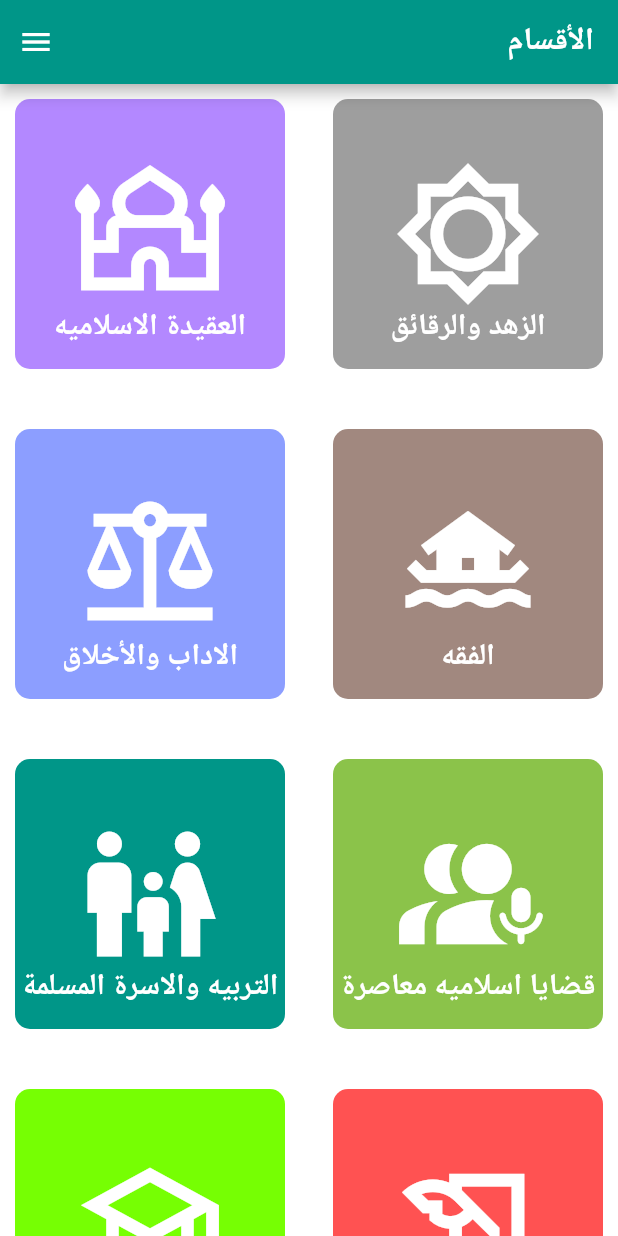
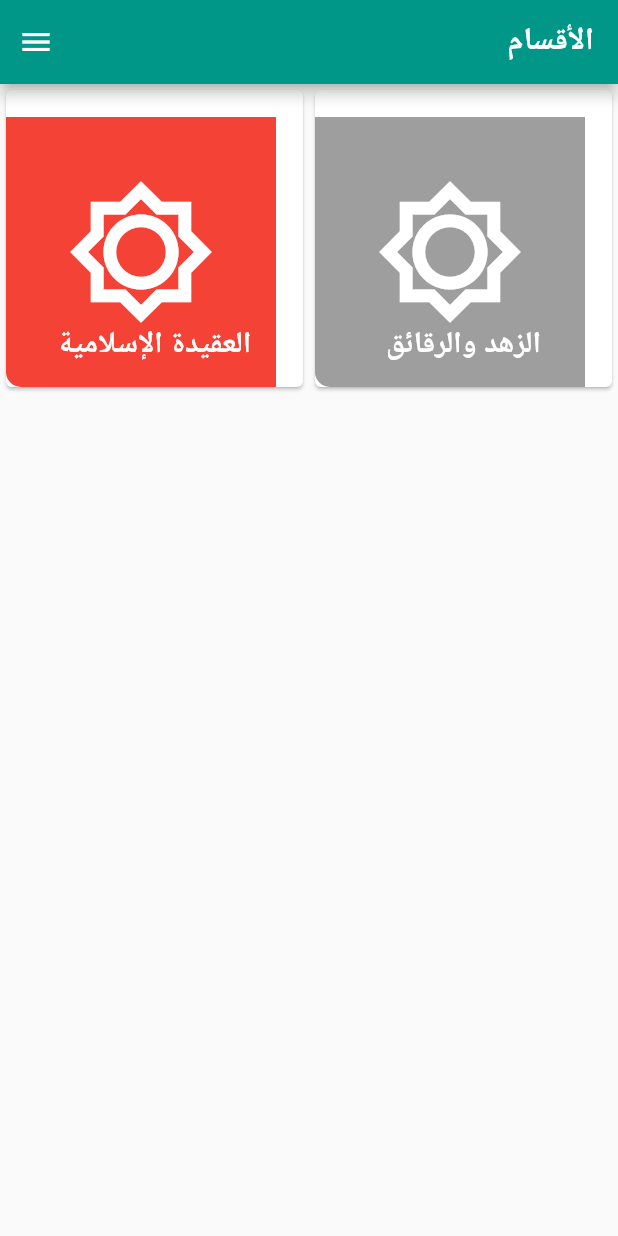
Before and after one commit to NagyElseady/Zad, a Flutter app: the screen it shows after launch, on a phone screen of 412 x 824 dp. Run offline on Flutter 3.47's test engine with Material 2 defaults, Android fonts, the phone set to English and light mode, and no system bars; our stand-ins replace flutter_bloc.

Commit message:
Use GridView in sections screen

```diff
--- a/lib/main.dart
+++ b/lib/main.dart
@@ -13,16 +13,16 @@ class MyApp extends StatelessWidget {
 
   @override
   Widget build(BuildContext context) {
-    return const MaterialApp(
+    return  MaterialApp(
       debugShowCheckedModeBanner: false,
       home: SectionsScreen(),
       title: 'Localizations Sample App',
-      localizationsDelegates: [
+      localizationsDelegates: const [
         GlobalMaterialLocalizations.delegate,
         GlobalWidgetsLocalizations.delegate,
         GlobalCupertinoLocalizations.delegate,
       ],
-      supportedLocales: [
+      supportedLocales: const [
         Locale('ar'),
       ],
     );
--- a/lib/screens/sections_screen/sections_screen.dart
+++ b/lib/screens/sections_screen/sections_screen.dart
@@ -1,8 +1,7 @@
 import 'package:flutter/material.dart';
 import 'package:flutter_bloc/flutter_bloc.dart';
-import '../sections_screen/section_cubit.dart';
-import '../sections_screen/zad_states.dart';
 
+import '../../shared/data/models/Section.dart';
 import '../asceticism_flakes_screen/aseceticism_flakes.dart';
 import '../components.dart';
 import '../contemporary _islamic_ issues/contemporary _islamic_ issues.dart';
@@ -13,12 +12,118 @@ import '../jurisprudence_screen/juispudence_screen.dart';
 import '../literature _ethics_screen/literature_ethics_screen.dart';
 import '../periodic _events_screen/periodic_event_screen.dart';
 import '../seasons _ goodness_screen/seasons_goodness_screen.dart';
+import '../sections_screen/section_cubit.dart';
+import '../sections_screen/zad_states.dart';
 import '../various_subjects_screen/various_subject_screen.dart';
 
 class SectionsScreen extends StatelessWidget {
-  const SectionsScreen({Key? key}) : super(key: key);
+  SectionsScreen({Key? key}) : super(key: key);
+
+  List<Section> sections = [
+    Section("الزهد والرقائق", Icons.brightness_low_outlined, Colors.grey),
+    Section("العقيدة الإسلامية", Icons.brightness_low_outlined, Colors.red)
+  ];
+
   @override
   Widget build(BuildContext context) {
+    return BlocProvider(
+        create: (BuildContext context) => ZadCubit(),
+        child: BlocConsumer<ZadCubit, ZadStates>(
+            listener: (context, state) {},
+            builder: (context, state) {
+              return Scaffold(
+                  appBar: AppBar(
+                    backgroundColor: Colors.teal,
+                    actions: [
+                      IconButton(
+                        onPressed: () {},
+                        icon: const Icon(
+                          Icons.menu,
+                        ),
+                      ),
+                    ],
+                    title: const Text('الأقسام'),
+                  ),
+                  body: screenView(context));
+            }));
+  }
+
+  Widget screenView(BuildContext context) {
+    return sectionsView(context);
+  }
+
+  Widget sectionsView(BuildContext context) {
+    return MediaQuery.removePadding(
+      context: context,
+      removeTop: true,
+      child: GridView.builder(
+          gridDelegate: const SliverGridDelegateWithFixedCrossAxisCount(
+            crossAxisCount: 2,
+          ),
+          itemCount: sections.length,
+          itemBuilder: (BuildContext context, int index) {
+            return Card(
+              child: cellView(context, sections[index]),
+            );
+          }),
+    );
+  }
+
+  // TODO: Reuse this widget in all cells
+  Widget cellView(BuildContext context, Section section) {
+    return Container(
+      decoration: BoxDecoration(
+          borderRadius: BorderRadius.circular(
+        10.0,
+      )),
+      clipBehavior: Clip.antiAliasWithSaveLayer,
+      width: 180.0,
+      child: Stack(
+        alignment: AlignmentDirectional.bottomEnd,
+        children: [
+          Container(
+            padding: const EdgeInsets.all(5),
+            color: section.color,
+            width: 180.0,
+            height: 180.0,
+            child: IconButton(
+              icon: Icon(
+                section.icon,
+                color: Colors.white,
+                size: 100.0,
+              ),
+              onPressed: () {
+                navigateTo(
+                  context,
+                  AsceticismFlakesScreen(),
+                );
+              },
+            ),
+          ),
+          Container(
+            padding: const EdgeInsets.symmetric(
+              vertical: 15.0,
+            ),
+            width: double.infinity,
+            color: Colors.black.withOpacity(.0),
+            child: Text(
+              section.title,
+              textAlign: TextAlign.center,
+              style: const TextStyle(
+                color: Colors.white,
+                fontSize: 20.0,
+                fontWeight: FontWeight.bold,
+              ),
+            ),
+          )
+        ],
+      ),
+    );
+  }
+}
+
+// TODO: Remove after reusing cells
+Widget oldView(BuildContext context) {
   return BlocProvider(
       create: (BuildContext context) => ZadCubit(),
       child: BlocConsumer<ZadCubit, ZadStates>(
@@ -59,8 +164,7 @@ class SectionsScreen extends StatelessWidget {
                                     clipBehavior: Clip.antiAliasWithSaveLayer,
                                     width: 180.0,
                                     child: Stack(
-                                        alignment:
-                                            AlignmentDirectional.bottomEnd,
+                                      alignment: AlignmentDirectional.bottomEnd,
                                       children: [
                                         Container(
                                           padding: const EdgeInsets.all(5),
@@ -109,13 +213,12 @@ class SectionsScreen extends StatelessWidget {
                                     clipBehavior: Clip.antiAliasWithSaveLayer,
                                     width: 180.0,
                                     child: Stack(
-                                        alignment:
-                                            AlignmentDirectional.bottomEnd,
+                                      alignment: AlignmentDirectional.bottomEnd,
                                       children: [
                                         Container(
                                           padding: const EdgeInsets.all(5),
-                                            color: Colors
-                                                .deepPurpleAccent.shade100,
+                                          color:
+                                              Colors.deepPurpleAccent.shade100,
                                           width: 180.0,
                                           height: 180.0,
                                           child: IconButton(
@@ -171,8 +274,7 @@ class SectionsScreen extends StatelessWidget {
                                     clipBehavior: Clip.antiAliasWithSaveLayer,
                                     width: 180.0,
                                     child: Stack(
-                                        alignment:
-                                            AlignmentDirectional.bottomEnd,
+                                      alignment: AlignmentDirectional.bottomEnd,
                                       children: [
                                         Container(
                                           padding: const EdgeInsets.all(5),
@@ -219,8 +321,7 @@ class SectionsScreen extends StatelessWidget {
                                     clipBehavior: Clip.antiAliasWithSaveLayer,
                                     width: 180.0,
                                     child: Stack(
-                                        alignment:
-                                            AlignmentDirectional.bottomEnd,
+                                      alignment: AlignmentDirectional.bottomEnd,
                                       children: [
                                         Container(
                                           padding: const EdgeInsets.all(5),
@@ -278,8 +379,7 @@ class SectionsScreen extends StatelessWidget {
                                     clipBehavior: Clip.antiAliasWithSaveLayer,
                                     width: 180.0,
                                     child: Stack(
-                                        alignment:
-                                            AlignmentDirectional.bottomEnd,
+                                      alignment: AlignmentDirectional.bottomEnd,
                                       children: [
                                         Container(
                                           padding: const EdgeInsets.all(5),
@@ -328,8 +428,7 @@ class SectionsScreen extends StatelessWidget {
                                     clipBehavior: Clip.antiAliasWithSaveLayer,
                                     width: 180.0,
                                     child: Stack(
-                                        alignment:
-                                            AlignmentDirectional.bottomEnd,
+                                      alignment: AlignmentDirectional.bottomEnd,
                                       children: [
                                         Container(
                                           padding: const EdgeInsets.all(5),
@@ -390,8 +489,7 @@ class SectionsScreen extends StatelessWidget {
                                     clipBehavior: Clip.antiAliasWithSaveLayer,
                                     width: 180.0,
                                     child: Stack(
-                                        alignment:
-                                            AlignmentDirectional.bottomEnd,
+                                      alignment: AlignmentDirectional.bottomEnd,
                                       children: [
                                         Container(
                                           padding: const EdgeInsets.all(5),
@@ -438,13 +536,12 @@ class SectionsScreen extends StatelessWidget {
                                     clipBehavior: Clip.antiAliasWithSaveLayer,
                                     width: 180.0,
                                     child: Stack(
-                                        alignment:
-                                            AlignmentDirectional.bottomEnd,
+                                      alignment: AlignmentDirectional.bottomEnd,
                                       children: [
                                         Container(
                                           padding: const EdgeInsets.all(5),
-                                            color: Colors
-                                                .lightGreenAccent.shade400,
+                                          color:
+                                              Colors.lightGreenAccent.shade400,
                                           width: 180.0,
                                           height: 180.0,
                                           child: IconButton(
@@ -498,8 +595,7 @@ class SectionsScreen extends StatelessWidget {
                                     clipBehavior: Clip.antiAliasWithSaveLayer,
                                     width: 180.0,
                                     child: Stack(
-                                        alignment:
-                                            AlignmentDirectional.bottomEnd,
+                                      alignment: AlignmentDirectional.bottomEnd,
                                       children: [
                                         Container(
                                           padding: const EdgeInsets.all(5),
@@ -508,8 +604,7 @@ class SectionsScreen extends StatelessWidget {
                                           height: 180.0,
                                           child: IconButton(
                                             icon: const Icon(
-                                                Icons
-                                                    .real_estate_agent_outlined,
+                                              Icons.real_estate_agent_outlined,
                                               color: Colors.white,
                                               size: 100.0,
                                             ),
@@ -547,8 +642,7 @@ class SectionsScreen extends StatelessWidget {
                                     clipBehavior: Clip.antiAliasWithSaveLayer,
                                     width: 180.0,
                                     child: Stack(
-                                        alignment:
-                                            AlignmentDirectional.bottomEnd,
+                                      alignment: AlignmentDirectional.bottomEnd,
                                       children: [
                                         Container(
                                           padding: const EdgeInsets.all(5),
@@ -601,59 +695,3 @@ class SectionsScreen extends StatelessWidget {
             );
           }));
 }
-
-  // TODO: Reuse this widget in all cells
-  Widget cellView(
-      BuildContext context, String title, IconData icon, Color color) {
-    return Container(
-      decoration: BoxDecoration(
-          borderRadius: BorderRadius.circular(
-        10.0,
-      )),
-      clipBehavior: Clip.antiAliasWithSaveLayer,
-      width: 180.0,
-      child: Stack(
-        alignment: AlignmentDirectional.bottomEnd,
-        children: [
-          Container(
-            padding: const EdgeInsets.all(5),
-            color: color,
-            width: 180.0,
-            height: 180.0,
-            child: IconButton(
-              icon: Icon(
-                icon,
-                color: Colors.white,
-                size: 100.0,
-              ),
-              onPressed: () {
-                navigateTo(
-                  context,
-                  AsceticismFlakesScreen(),
-                );
-              },
-            ),
-          ),
-          Container(
-            padding: const EdgeInsets.symmetric(
-              vertical: 15.0,
-            ),
-            width: double.infinity,
-            color: Colors.black.withOpacity(.0),
-            child: Text(
-              title,
-              textAlign: TextAlign.center,
-              style: const TextStyle(
-                color: Colors.white,
-                fontSize: 20.0,
-                fontWeight: FontWeight.bold,
-              ),
-            ),
-          )
-        ],
-      ),
-    );
-  }
-}
-
-// DRY => Don't Repeat Yourself
--- /dev/null
+++ b/lib/shared/data/models/Section.dart
@@ -0,0 +1,9 @@
+import 'package:flutter/cupertino.dart';
+
+class Section {
+  String title;
+  IconData icon;
+  Color color;
+
+  Section(this.title, this.icon, this.color);
+}
```
Lines whose indentation alone changed are shown as unchanged.
